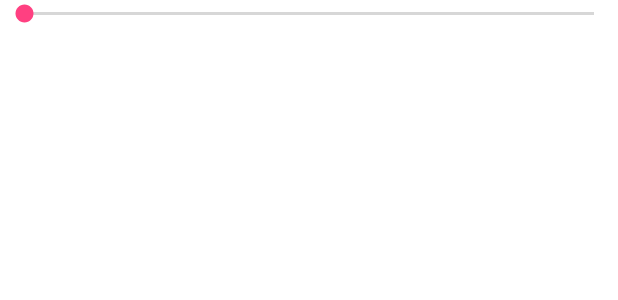
After one commit to amitkumar0000/tiles, an Android app: the layout custom_brightness_layout.xml on its own in the app's theme, with its tools: preview values and no code run, on a phone screen of 412 x 824 dp. The commit adds this screen. Shown: the top 300 px of the screen. Run offline under Robolectric (Android 15) with nearby library versions, the phone set to English and light mode, and no system bars.

Commit message:
added brightness support

```diff
--- a/app/src/main/AndroidManifest.xml
+++ b/app/src/main/AndroidManifest.xml
@@ -15,7 +15,8 @@
         android:roundIcon="@mipmap/ic_launcher_round"
         android:supportsRtl="true"
         android:theme="@style/AppTheme">
-        <activity android:name=".sharing.SharingActivity">
+        <activity android:name=".sharing.SharingActivity"
+            >
             <intent-filter>
                 <action android:name="android.intent.action.SEND.test"/>
                 <category android:name="android.intent.category.DEFAULT" />
@@ -30,6 +31,7 @@
 
         <activity
             android:name=".customquicksettings.CustomQuikSettingActivity"
+
             android:launchMode="singleTask" />
 
         <service
--- a/app/src/main/java/com/lpirro/tiledemo/customquicksettings/CustomQuikSettingActivity.kt
+++ b/app/src/main/java/com/lpirro/tiledemo/customquicksettings/CustomQuikSettingActivity.kt
@@ -106,6 +106,7 @@ class CustomQuikSettingActivity : AppCompatActivity() {
                         QuickSettingModel.TilesModel(WIFI, R.drawable.wifi_on_state),
                         QuickSettingModel.TilesModel(BLUETOOTH, R.drawable.wifi_on_state),
                         QuickSettingModel.TilesModel(BLUETOOTH, R.drawable.wifi_on_state),
+                        QuickSettingModel.BrightnessModel,
                         QuickSettingModel.NotificationModel("Bluetooth", "Switch on Bluetooth", R.drawable.wifi_on_state)
                 )
         )
--- a/app/src/main/java/com/lpirro/tiledemo/customquicksettings/SwipeToDeleteCallback.kt
+++ b/app/src/main/java/com/lpirro/tiledemo/customquicksettings/SwipeToDeleteCallback.kt
@@ -15,7 +15,8 @@ internal class SwipeToDeleteCallback(val adapater: TilesAdapater) : ItemTouchHel
     }
 
     override fun getSwipeDirs(recyclerView: RecyclerView, viewHolder: RecyclerView.ViewHolder): Int {
-        if(viewHolder is QuickSettingViewHolder) return 0
+        if(viewHolder is QuickSettingViewHolder ||
+                viewHolder is BrightnessViewHolder) return 0
         return super.getSwipeDirs(recyclerView, viewHolder)
     }
 }
--- a/app/src/main/java/com/lpirro/tiledemo/customquicksettings/service/QuickSettingService.kt
+++ b/app/src/main/java/com/lpirro/tiledemo/customquicksettings/service/QuickSettingService.kt
@@ -119,6 +119,9 @@ class QuickSettingService : Service() {
                     TILES -> {
                         1
                     }
+                    BRIGHTNESS -> {
+                        4
+                    }
                     NOTIFICATIOn -> {
                         4
                     }
@@ -143,6 +146,7 @@ class QuickSettingService : Service() {
                         QuickSettingModel.TilesModel(WIFI, R.drawable.wifi_on_state),
                         QuickSettingModel.TilesModel(BLUETOOTH, R.drawable.wifi_on_state),
                         QuickSettingModel.TilesModel(BLUETOOTH, R.drawable.wifi_on_state),
+                        QuickSettingModel.BrightnessModel,
                         QuickSettingModel.NotificationModel("Bluetooth", "Switch on Bluetooth", R.drawable.wifi_on_state)
                 )
         )
--- a/app/src/main/java/com/lpirro/tiledemo/sharing/SharingActivity.kt
+++ b/app/src/main/java/com/lpirro/tiledemo/sharing/SharingActivity.kt
@@ -19,6 +19,7 @@ class SharingActivity : AppCompatActivity() {
         val intent = Intent()
 
         intent.putExtra("Sender_pkg", "TileDemo")
+        intent.putExtra("QUICK_SETTING_STATE", false)
         setResult(RESULT_OK, intent)
 
         finish()
--- /dev/null
+++ b/app/src/main/res/layout/custom_brightness_layout.xml
@@ -0,0 +1,15 @@
+<?xml version="1.0" encoding="utf-8"?>
+<androidx.constraintlayout.widget.ConstraintLayout xmlns:android="http://schemas.android.com/apk/res/android"
+    android:layout_width="match_parent"
+    android:layout_height="wrap_content"
+    xmlns:app="http://schemas.android.com/apk/res-auto">
+
+    <SeekBar
+        android:layout_width="match_parent"
+        android:layout_height="wrap_content"
+        app:layout_constraintStart_toStartOf="parent"
+        app:layout_constraintTop_toTopOf="parent"
+        android:id="@+id/brightnessBar"
+        />
+
+</androidx.constraintlayout.widget.ConstraintLayout>
--- a/app/src/main/res/values/styles.xml
+++ b/app/src/main/res/values/styles.xml
@@ -19,7 +19,7 @@
 <resources>
 
     <!-- Base application theme. -->
-    <style name="AppTheme" parent="Theme.AppCompat.Light.NoActionBar">
+    <style name="AppTheme" parent="Theme.MaterialComponents.Light.NoActionBar">
         <!-- Customize your theme here. -->
         <item name="colorPrimary">@color/colorPrimary</item>
         <item name="colorPrimaryDark">@color/colorPrimaryDark</item>
```
Also changed, not shown: app/src/main/java/com/lpirro/tiledemo/customquicksettings/BrightnessViewHolder.kt (added, +8 -0 lines), app/src/main/java/com/lpirro/tiledemo/customquicksettings/QuickSettingAdapater.kt (+30 -1 lines).
